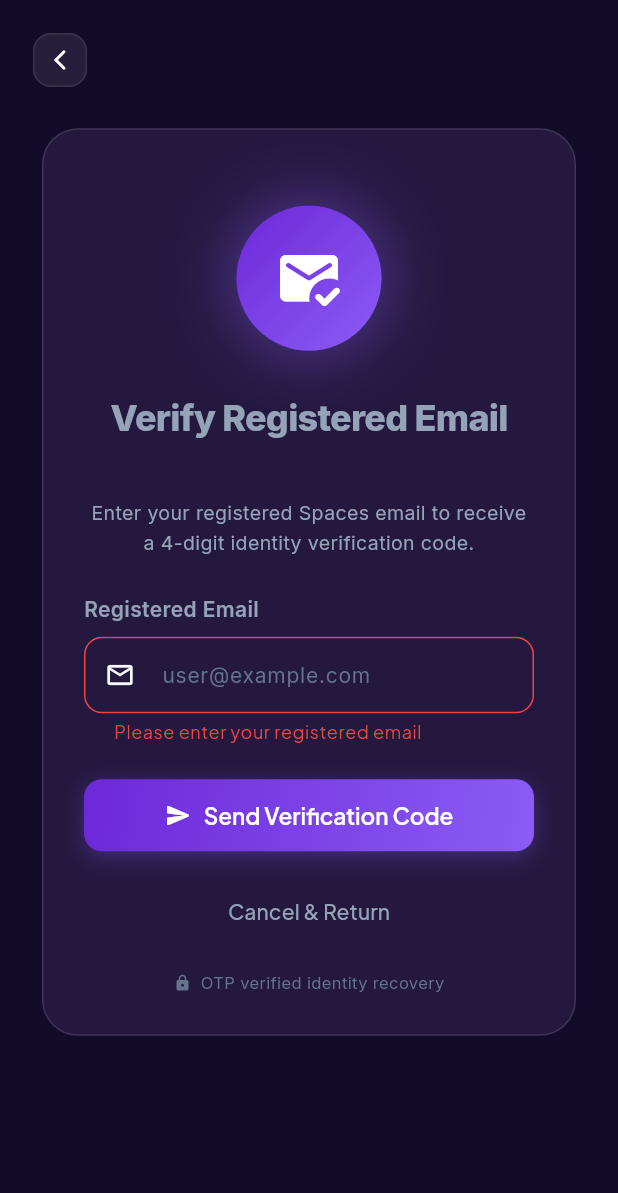
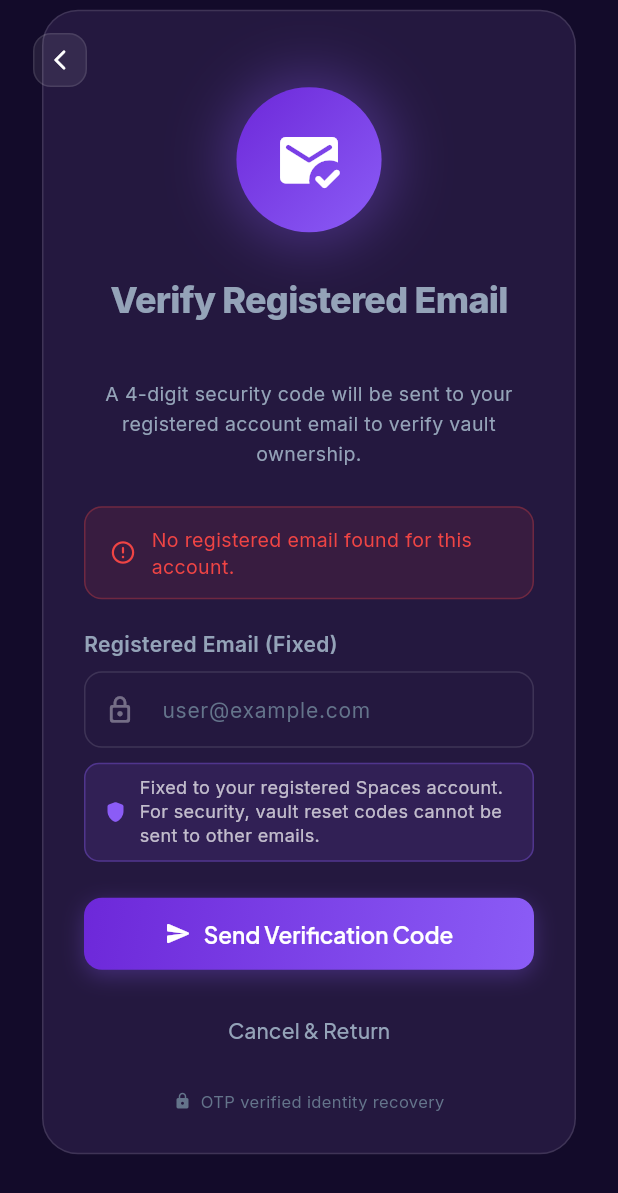
Before and after one commit to rohith2682006-source/my_space, a Flutter app: the VaultForgotPasswordScreen screen opened directly with empty values, scrolled down 48 dp, after a tap on "Send Verification Code", on a phone screen of 412 x 824 dp. Shown: the top 1193 px of the screen. Run offline on Flutter 3.47's test engine with Material 3 defaults, Android fonts, the phone set to English and light mode, and no system bars; our stand-ins replace cross_file, file_picker, flutter_animate, google_fonts, local_auth, open_filex and 4 more; missing offline and left inert: dart:js_interop, google_sign_in_all_platforms, ota_update, pdfx, receive_sharing_intent; accounts and stored records are empty; network calls fail.

Commit message:
fix(auth): fix OTP email delivery with Gmail SMTP credentials, lock vault reset email to registered account, and add case-insensitive auth lookup

```diff
--- a/spaces_app/lib/presentation/screens/auth/forgot_password_screen.dart
+++ b/spaces_app/lib/presentation/screens/auth/forgot_password_screen.dart
@@ -9,7 +9,7 @@ import '../../widgets/custom_text_field.dart';
 import '../../widgets/unified_back_button.dart';
 import 'login_screen.dart';
 import '../main_navigation_screen.dart';
-import '../../../data/services/auth_storage.dart';
+import '../../widgets/top_alert_bar.dart';
 
 class ForgotPasswordScreen extends StatefulWidget {
   final String? initialEmail;
@@ -96,6 +96,10 @@ class _ForgotPasswordScreenState extends State<ForgotPasswordScreen> {
         _currentStep = 2;
         _errorMessage = null;
       });
+      TopAlertBar.showSuccess(
+        context,
+        'Verification code sent to $email',
+      );
     } else {
       setState(() {
         _errorMessage =
--- a/spaces_app/lib/presentation/screens/spaces/vault_forgot_password_screen.dart
+++ b/spaces_app/lib/presentation/screens/spaces/vault_forgot_password_screen.dart
@@ -66,6 +66,18 @@ class _VaultForgotPasswordScreenState extends State<VaultForgotPasswordScreen>
       begin: 0.3,
       end: 0.8,
     ).animate(CurvedAnimation(parent: _shieldAnim, curve: Curves.easeInOut));
+
+    WidgetsBinding.instance.addPostFrameCallback((_) {
+      if (mounted) {
+        final auth = Provider.of<AuthProvider>(context, listen: false);
+        final regEmail = (auth.user?.email ?? '').trim();
+        if (regEmail.isNotEmpty) {
+          setState(() {
+            _emailController.text = regEmail;
+          });
+        }
+      }
+    });
   }
 
   @override
@@ -94,17 +106,18 @@ class _VaultForgotPasswordScreenState extends State<VaultForgotPasswordScreen>
 
   // ─── Step 1: Request OTP with Registered Email Check ────────────────────────
   Future<void> _handleRequestOtp() async {
-    if (!_formKeyEmail.currentState!.validate() || _isLoading) return;
+    if (_isLoading) return;
+
+    final auth = Provider.of<AuthProvider>(context, listen: false);
+    final registeredEmail = (auth.user?.email ?? '').trim();
+    if (_emailController.text.trim().isEmpty && registeredEmail.isNotEmpty) {
+      _emailController.text = registeredEmail;
+    }
 
     final enteredEmail = _emailController.text.trim().toLowerCase();
-    final auth = Provider.of<AuthProvider>(context, listen: false);
-    final registeredEmail = (auth.user?.email ?? '').trim().toLowerCase();
-
-    // Verify email matches registered app account
-    if (registeredEmail.isNotEmpty && enteredEmail != registeredEmail) {
+    if (enteredEmail.isEmpty) {
       setState(() {
-        _errorMessage =
-            'This email does not match your registered account email ($registeredEmail). Please enter your registered email.';
+        _errorMessage = 'No registered email found for this account.';
       });
       return;
     }
@@ -556,7 +569,7 @@ class _VaultForgotPasswordScreenState extends State<VaultForgotPasswordScreen>
   String _getStepSubtitle() {
     switch (_currentStep) {
       case 1:
-        return 'Enter your registered Spaces email to receive a 4-digit identity verification code.';
+        return 'A 4-digit security code will be sent to your registered account email to verify vault ownership.';
       case 2:
         return 'Enter the 4-digit code sent to ${_emailController.text.trim()}.';
       case 3:
@@ -573,23 +586,55 @@ class _VaultForgotPasswordScreenState extends State<VaultForgotPasswordScreen>
     return Form(
       key: _formKeyEmail,
       child: Column(
+        crossAxisAlignment: CrossAxisAlignment.start,
         children: [
           CustomTextField(
             controller: _emailController,
-            label: 'Registered Email',
+            label: 'Registered Email (Fixed)',
             hintText: 'user@example.com',
-            prefixIcon: Icons.email_outlined,
+            prefixIcon: Icons.lock_outline_rounded,
+            enabled: false,
+            readOnly: true,
             keyboardType: TextInputType.emailAddress,
             validator: (val) {
               if (val == null || val.trim().isEmpty) {
-                return 'Please enter your registered email';
-              }
-              if (!val.contains('@') || !val.contains('.')) {
-                return 'Please enter a valid email address';
+                return 'Registered email is required';
               }
               return null;
             },
             onFieldSubmitted: (_) => _handleRequestOtp(),
+          ),
+          const SizedBox(height: 10),
+          Container(
+            padding: const EdgeInsets.symmetric(horizontal: 12, vertical: 8),
+            decoration: BoxDecoration(
+              color: AppColors.primary.withOpacity(0.12),
+              borderRadius: BorderRadius.circular(10),
+              border: Border.all(
+                color: AppColors.primary.withOpacity(0.35),
+                width: 1,
+              ),
+            ),
+            child: Row(
+              children: [
+                const Icon(
+                  Icons.shield_rounded,
+                  size: 16,
+                  color: AppColors.primary,
+                ),
+                const SizedBox(width: 8),
+                const Expanded(
+                  child: Text(
+                    'Fixed to your registered Spaces account. For security, vault reset codes cannot be sent to other emails.',
+                    style: TextStyle(
+                      fontSize: 12,
+                      color: Colors.white70,
+                      height: 1.3,
+                    ),
+                  ),
+                ),
+              ],
+            ),
           ),
           const SizedBox(height: 24),
           SizedBox(
@@ -628,14 +673,23 @@ class _VaultForgotPasswordScreenState extends State<VaultForgotPasswordScreen>
         Row(
           mainAxisAlignment: MainAxisAlignment.spaceBetween,
           children: [
-            TextButton(
-              onPressed: () {
-                setState(() {
-                  _currentStep = 1;
-                  _errorMessage = null;
-                });
-              },
-              child: const Text('Change email'),
+            Row(
+              children: [
+                const Icon(
+                  Icons.mark_email_read_outlined,
+                  size: 14,
+                  color: AppColors.primary,
+                ),
+                const SizedBox(width: 6),
+                Text(
+                  _emailController.text.trim(),
+                  style: const TextStyle(
+                    color: Colors.white70,
+                    fontSize: 12,
+                    fontWeight: FontWeight.w500,
+                  ),
+                ),
+              ],
             ),
             TextButton(
               onPressed: _resendCountdown == 0 ? _handleRequestOtp : null,
--- a/spaces_app/lib/presentation/widgets/custom_text_field.dart
+++ b/spaces_app/lib/presentation/widgets/custom_text_field.dart
@@ -15,6 +15,8 @@ class CustomTextField extends StatefulWidget {
   final VoidCallback? onTap;
   final FocusNode? focusNode;
   final bool isGlass;
+  final bool enabled;
+  final bool readOnly;
 
   const CustomTextField({
     super.key,
@@ -31,6 +33,8 @@ class CustomTextField extends StatefulWidget {
     this.onTap,
     this.focusNode,
     this.isGlass = false,
+    this.enabled = true,
+    this.readOnly = false,
   });
 
   @override
@@ -42,9 +46,12 @@ class _CustomTextFieldState extends State<CustomTextField> {
 
   @override
   Widget build(BuildContext context) {
+    final isInteractive = widget.enabled && !widget.readOnly;
     Widget textField = TextFormField(
       controller: widget.controller,
       focusNode: widget.focusNode,
+      enabled: widget.enabled,
+      readOnly: widget.readOnly,
       obscureText: widget.isPassword ? _obscureText : false,
       keyboardType: widget.keyboardType,
       textInputAction: widget.isPassword ? TextInputAction.done : null,
@@ -55,11 +62,13 @@ class _CustomTextFieldState extends State<CustomTextField> {
       onTap: widget.onTap,
       style: widget.isGlass
           ? GoogleFonts.outfit(
-              color: Colors.white,
+              color: isInteractive ? Colors.white : Colors.white70,
               fontSize: 15,
               fontWeight: FontWeight.w500,
             )
-          : null,
+          : TextStyle(
+              color: isInteractive ? null : Colors.black54,
+            ),
       decoration: InputDecoration(
         hintText: widget.hintText,
         hintStyle: widget.isGlass
--- a/spaces_app/lib/providers/auth_provider.dart
+++ b/spaces_app/lib/providers/auth_provider.dart
@@ -533,9 +533,13 @@ class AuthProvider extends ChangeNotifier {
     notifyListeners();
   }
 
+  String? _lastGeneratedOtp;
+  String? get lastGeneratedOtp => _lastGeneratedOtp;
+
   Future<bool> forgotPassword(String email) async {
     _isLoading = true;
     _errorMessage = null;
+    _lastGeneratedOtp = null;
     notifyListeners();
 
     final response = await ApiClient.post(
@@ -546,6 +550,12 @@ class AuthProvider extends ChangeNotifier {
     _isLoading = false;
 
     if (response.success) {
+      if (response.data != null &&
+          response.data is Map &&
+          response.data['otp'] != null) {
+        _lastGeneratedOtp = response.data['otp'].toString();
+        debugPrint('[AUTH OTP] Dispatched verification code: $_lastGeneratedOtp');
+      }
       notifyListeners();
       return true;
     } else {
```
Also changed, not shown: 2 other files.
